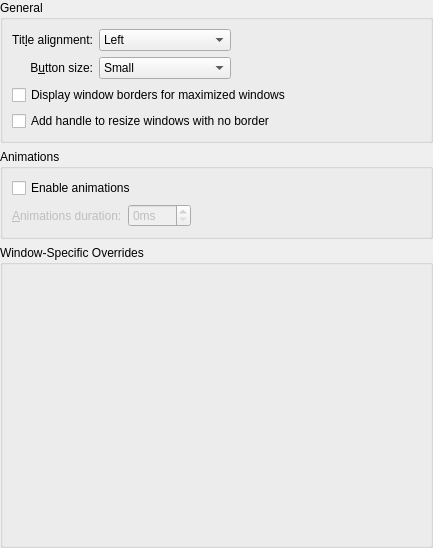
Qt form kdecoration/config/ui/breezeconfigurationui.ui (Luwx/Lightly) before a commit.
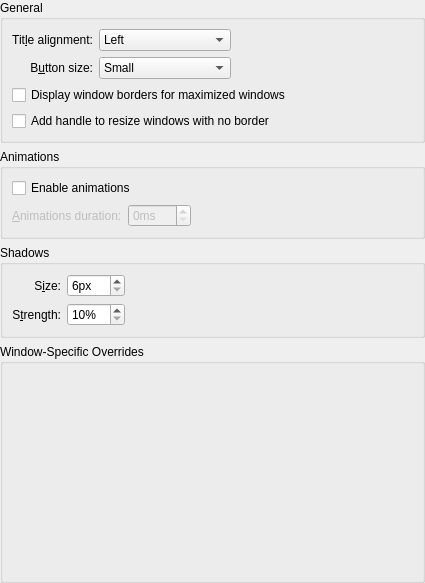
The same form after that commit. Custom widgets are drawn as their Qt base class.

Commit message: Added shadow size and shadow strength configuration CCBUG: 344848

What changed in the file:
```diff
--- a/kdecoration/config/ui/breezeconfigurationui.ui
+++ b/kdecoration/config/ui/breezeconfigurationui.ui
@@ -6,8 +6,8 @@
    <rect>
     <x>0</x>
     <y>0</y>
-    <width>433</width>
-    <height>548</height>
+    <width>425</width>
+    <height>583</height>
    </rect>
   </property>
   <layout class="QVBoxLayout" name="verticalLayout">
@@ -179,6 +179,80 @@
      </layout>
     </widget>
    </item>
+   <item>
+    <widget class="QGroupBox" name="groupBox_4">
+     <property name="title">
+      <string>Shadows</string>
+     </property>
+     <layout class="QGridLayout" name="gridLayout_3">
+      <item row="1" column="1">
+       <widget class="QSpinBox" name="shadowStrength">
+        <property name="suffix">
+         <string>%</string>
+        </property>
+        <property name="minimum">
+         <number>10</number>
+        </property>
+        <property name="maximum">
+         <number>100</number>
+        </property>
+       </widget>
+      </item>
+      <item row="1" column="0">
+       <widget class="QLabel" name="label_2">
+        <property name="text">
+         <string comment="strength of the shadow (from transparent to opaque)">S&amp;trength:</string>
+        </property>
+        <property name="alignment">
+         <set>Qt::AlignRight|Qt::AlignTrailing|Qt::AlignVCenter</set>
+        </property>
+        <property name="buddy">
+         <cstring>shadowStrength</cstring>
+        </property>
+       </widget>
+      </item>
+      <item row="0" column="0">
+       <widget class="QLabel" name="label">
+        <property name="text">
+         <string>S&amp;ize:</string>
+        </property>
+        <property name="alignment">
+         <set>Qt::AlignRight|Qt::AlignTrailing|Qt::AlignVCenter</set>
+        </property>
+        <property name="buddy">
+         <cstring>shadowSize</cstring>
+        </property>
+       </widget>
+      </item>
+      <item row="0" column="1">
+       <widget class="QSpinBox" name="shadowSize">
+        <property name="suffix">
+         <string>px</string>
+        </property>
+        <property name="minimum">
+         <number>6</number>
+        </property>
+        <property name="maximum">
+         <number>64</number>
+        </property>
+       </widget>
+      </item>
+      <item row="0" column="2">
+       <spacer name="horizontalSpacer_3">
+        <property name="orientation">
+         <enum>Qt::Horizontal</enum>
+        </property>
+        <property name="sizeHint" stdset="0">
+         <size>
+          <width>40</width>
+          <height>20</height>
+         </size>
+        </property>
+       </spacer>
+      </item>
+     </layout>
+    </widget>
+   </item>
    <item>
     <widget class="QGroupBox" name="groupBox_3">
      <property name="title">
```
Left out of the diff: 21 changed lines with no effect on the pictures. The commit also changes 4 other files.
